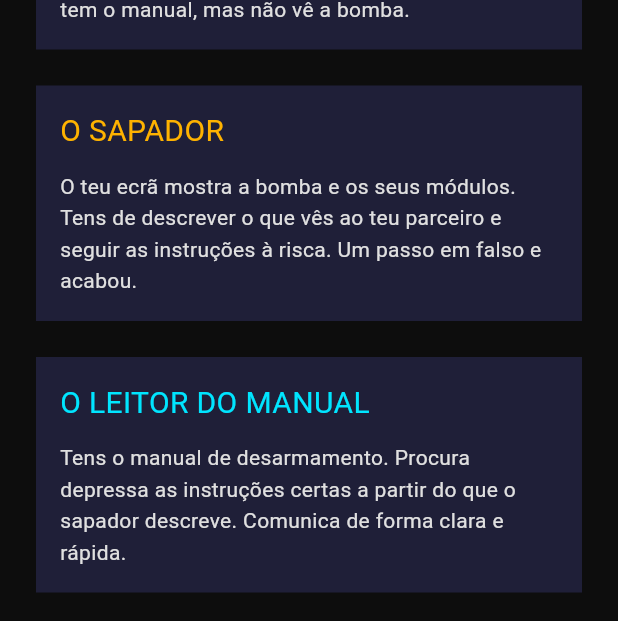
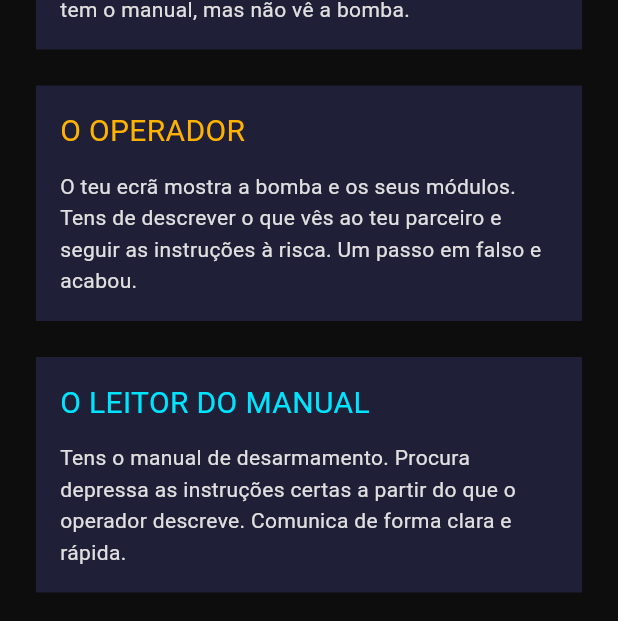
Before and after one commit to LeTomarrow/CM-g03, a Flutter app: the screen it shows after launch, after a tap on "AJUDA", on a phone screen of 412 x 824 dp. Shown: the part 306-927 px from the top of the screen. Run offline on Flutter 3.47's test engine with Material 3 defaults, Android fonts, the phone set to English and light mode, and no system bars; our stand-ins replace google_fonts.

Commit message:
chore(text): change the name of the bomb defuser role from 'sapador' to 'operador'

```diff
--- a/what_did_you_press/lib/core/game_models.dart
+++ b/what_did_you_press/lib/core/game_models.dart
@@ -2,7 +2,7 @@ import 'package:flutter/material.dart';
 import 'package:what_did_you_press/core/app_theme.dart';
 
 enum PlayerRole {
-  defuser('SAPADOR'),
+  defuser('OPERADOR'),
   manual('MANUAL');
 
   const PlayerRole(this.label);
--- a/what_did_you_press/lib/core/manual_data.dart
+++ b/what_did_you_press/lib/core/manual_data.dart
@@ -185,7 +185,7 @@ const String restoreCommand = 'energia --repor';
 
 /// Hacker attacks: what the players notice and the command that stops it.
 enum HackType {
-  flash('Ecrã do sapador a piscar', 'bloquear --ecra'),
+  flash('Ecrã do operador a piscar', 'bloquear --ecra'),
   vibration('Vibração contínua no manual', 'parar --vibracao'),
   lights('Manual às escuras', '$restoreCommand <senha>');
 
--- a/what_did_you_press/lib/features/help.dart
+++ b/what_did_you_press/lib/features/help.dart
@@ -50,13 +50,13 @@ class HelpPage extends StatelessWidget {
               color: AppColors.danger,
             ),
             _buildCard(
-              'O SAPADOR',
+              'O OPERADOR',
               'O teu ecrã mostra a bomba e os seus módulos. Tens de descrever o que vês ao teu parceiro e seguir as instruções à risca. Um passo em falso e acabou.',
               color: AppColors.amber,
             ),
             _buildCard(
               'O LEITOR DO MANUAL',
-              'Tens o manual de desarmamento. Procura depressa as instruções certas a partir do que o sapador descreve. Comunica de forma clara e rápida.',
+              'Tens o manual de desarmamento. Procura depressa as instruções certas a partir do que o operador descreve. Comunica de forma clara e rápida.',
               color: AppColors.neonBlue,
             ),
             _buildCard(
--- a/what_did_you_press/lib/features/manual/manual.dart
+++ b/what_did_you_press/lib/features/manual/manual.dart
@@ -249,12 +249,12 @@ class _ManualPageState extends State<ManualPage> {
                     ModuleType.drawing.color,
                     [
                       _buildText(
-                        'O sapador desenha o símbolo que vê. Encontra-o abaixo '
+                        'O operador desenha o símbolo que vê. Encontra-o abaixo '
                         'e diz-lhe que fio cortar.',
                       ),
                       const SizedBox(height: 12),
                       Text(
-                        'DESENHO DO SAPADOR (EM DIRETO)',
+                        'DESENHO DO OPERADOR (EM DIRETO)',
                         style: TextStyle(color: AppColors.textSecondary),
                       ),
                       const SizedBox(height: 8),
--- a/what_did_you_press/lib/features/menu.dart
+++ b/what_did_you_press/lib/features/menu.dart
@@ -46,7 +46,7 @@ class _GamePageState extends State<GamePage> {
                     style: TextStyle(color: AppColors.danger, fontSize: 48),
                   ),
                   Text(
-                    'Desarma a bomba. Juntos.',
+                    'Desarmem a bomba. Juntos.',
                     style: TextStyle(color: AppColors.metalGrey, fontSize: 20),
                   ),
                 ],
```
Also changed, not shown: what_did_you_press/pubspec.lock.
